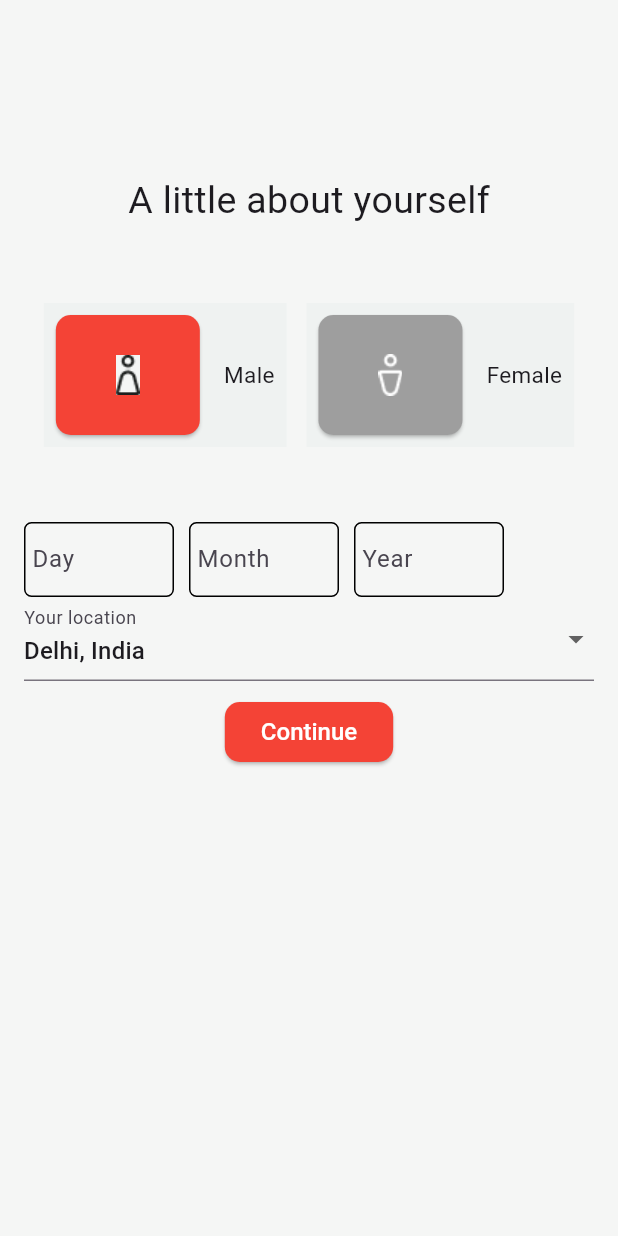
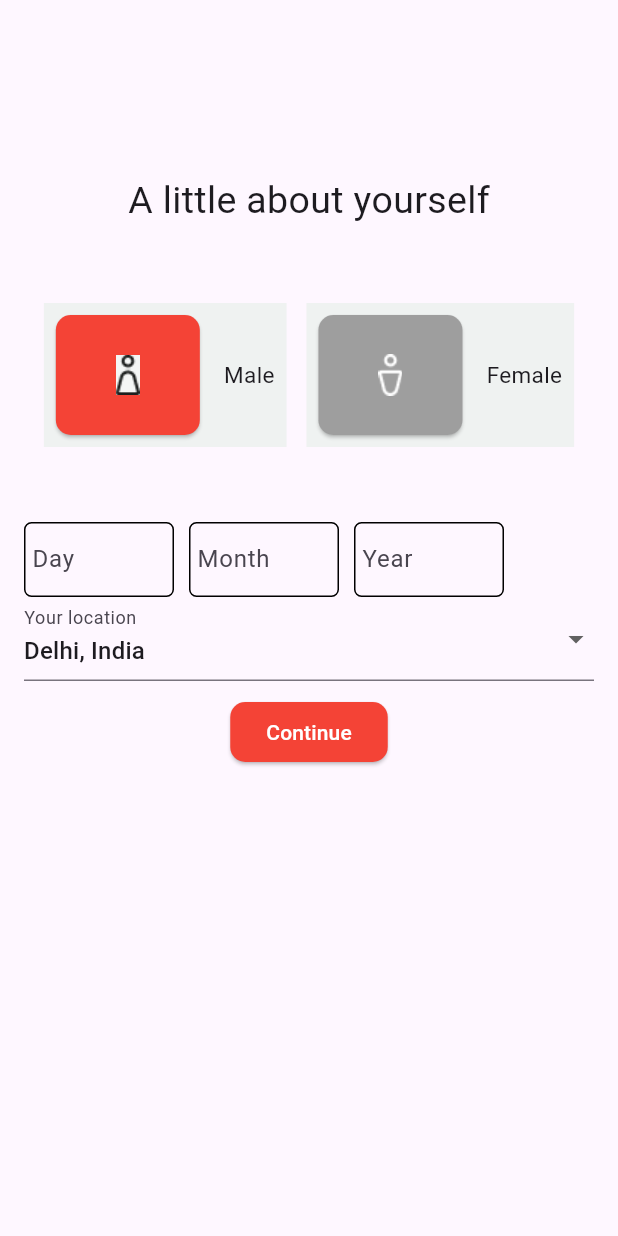
Before and after one commit to Rishic2002/CEportal_app, a Flutter app: the screen it shows after launch, on a phone screen of 412 x 824 dp. Run offline on Flutter 3.47's test engine with Material 3 defaults, Android fonts, the phone set to English and light mode, and no system bars; our stand-ins replace cached_network_image, cloud_firestore, file_picker, firebase_auth, firebase_core, floating_bottom_navigation_bar and 6 more; missing offline and left inert: dart:js; accounts and stored records are empty; Roboto replaces fonts that are missing (Poppins).

Commit message:
removed theme_manager

```diff
--- a/ceportal/lib/Theme/theme.dart
+++ /dev/null
@@ -1,71 +0,0 @@
-// ignore_for_file: prefer_const_constructors
-
-import 'package:flutter/material.dart';
-
-class AppTheme {
-  static const String _poppins = 'Poppins';
-
-  final ThemeData light = ThemeData(
-    appBarTheme: const AppBarTheme(
-      color: Color.fromARGB(255, 83, 127, 231),
-    ),
-    scaffoldBackgroundColor: const Color.fromARGB(255, 245, 246, 245),
-    elevatedButtonTheme: ElevatedButtonThemeData(
-      style: ElevatedButton.styleFrom(
-        backgroundColor: const Color.fromARGB(255, 245, 246, 245),
-        textStyle: const TextStyle(
-          fontFamily: _poppins,
-          fontWeight: FontWeight.w500,
-          fontSize: 16.0,
-        ),
-      ),
-    ),
-    textTheme: const TextTheme(
-      bodyMedium: TextStyle(
-        fontFamily: _poppins,
-        fontWeight: FontWeight.w400,
-        fontSize: 14.0,
-      ),
-    ),
-  );
-
-  final ThemeData dark = ThemeData(
-    brightness: Brightness.dark,
-    primarySwatch: Colors.blue,
-    appBarTheme: AppBarTheme(
-      color: const Color.fromARGB(255, 83, 127, 231),
-      toolbarTextStyle: const TextTheme(
-        titleLarge: TextStyle(
-          fontFamily: _poppins,
-          fontWeight: FontWeight.w600,
-          fontSize: 18.0,
-        ),
-      ).bodyMedium,
-      titleTextStyle: const TextTheme(
-        titleLarge: TextStyle(
-          fontFamily: _poppins,
-          fontWeight: FontWeight.w600,
-          fontSize: 18.0,
-        ),
-      ).titleLarge,
-    ),
-    scaffoldBackgroundColor: const Color.fromARGB(255, 28, 28, 28),
-    elevatedButtonTheme: ElevatedButtonThemeData(
-      style: ElevatedButton.styleFrom(
-        backgroundColor: const Color.fromARGB(255, 83, 127, 231),
-        textStyle: const TextStyle(
-          fontFamily: _poppins,
-          fontWeight: FontWeight.w500,
-          fontSize: 16.0,
-        ),
-      ),
-    ),
-    textTheme: const TextTheme(
-      bodyMedium: TextStyle(
-        fontFamily: _poppins,
-        fontWeight: FontWeight.w400,
-        fontSize: 14.0,
-      ),
-    ),
-  );
-}
--- a/ceportal/lib/Theme/themeprovider.dart
+++ /dev/null
@@ -1,18 +0,0 @@
-import 'package:flutter/material.dart';
-
-import 'theme.dart';
-
-
-class ThemeProvider with ChangeNotifier {
-  ThemeData _themeData;
-
-  ThemeProvider({ThemeData? initialThemeData})
-      : _themeData = initialThemeData ?? AppTheme().light;
-
-  ThemeData get themeData => _themeData;
-
-  set themeData(ThemeData themeData) {
-    _themeData = themeData;
-    notifyListeners();
-  }
-}
--- a/ceportal/lib/main.dart
+++ b/ceportal/lib/main.dart
@@ -2,10 +2,9 @@ import 'package:ceportal/Login/initialinfo.dart';
 import 'package:flutter/material.dart';
 import 'package:firebase_auth/firebase_auth.dart';
 import 'package:firebase_core/firebase_core.dart';
-import 'package:provider/provider.dart';
+
 import 'package:shared_preferences/shared_preferences.dart';
 
-import 'Theme/themeprovider.dart';
 import 'firebase_options.dart';
 import 'pages/bottom_navigation_bar.dart';
 
@@ -14,11 +13,9 @@ void main() async {
 
   await Firebase.initializeApp(options: DefaultFirebaseOptions.currentPlatform);
 
-  runApp(ChangeNotifierProvider(
-    create: (context) => ThemeProvider(), // Initialize your ThemeProvider
-
-    child: const MyApp(),
-  ));
+  runApp(
+    const MyApp(),
+  );
 }
 
 class MyApp extends StatefulWidget {
@@ -67,19 +64,15 @@ class _MyAppState extends State<MyApp> {
 
   @override
   Widget build(BuildContext context) {
-    return Consumer<ThemeProvider>(
-      builder: (context, themeProvider, child) {
     return MaterialApp(
       title: 'My App',
-          theme: themeProvider.themeData,
       home: _isLoading
           ? _buildLoadingScreen()
           : _userId != null
               ? NavBottom(userId: _userId!)
               : const InitialInfo(),
     );
-      },
-    );
+  }
 }
 
 Widget _buildLoadingScreen() {
@@ -89,7 +82,7 @@ class _MyAppState extends State<MyApp> {
     ),
   );
 }
-}
+
 
 
 
```
Also changed, not shown: ceportal/lib/Theme/theme_manager.dart (deleted, +0 -34 lines). Lines whose indentation alone changed are shown as unchanged.
